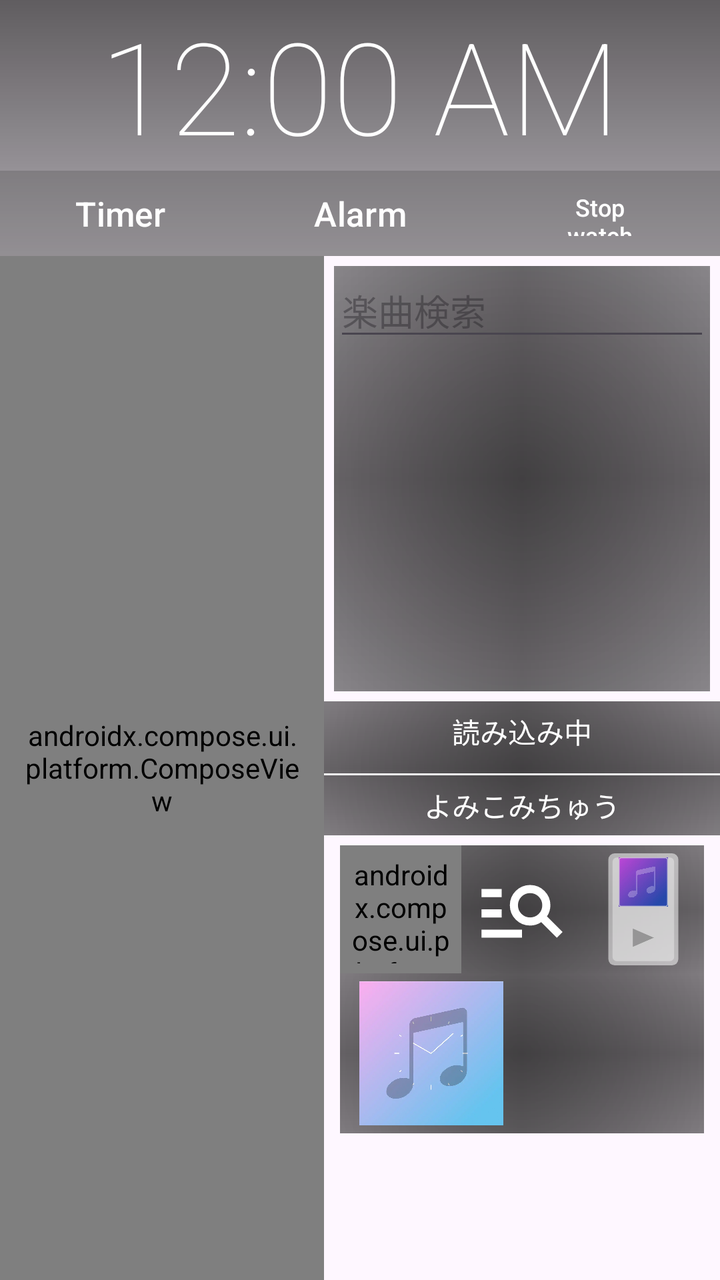
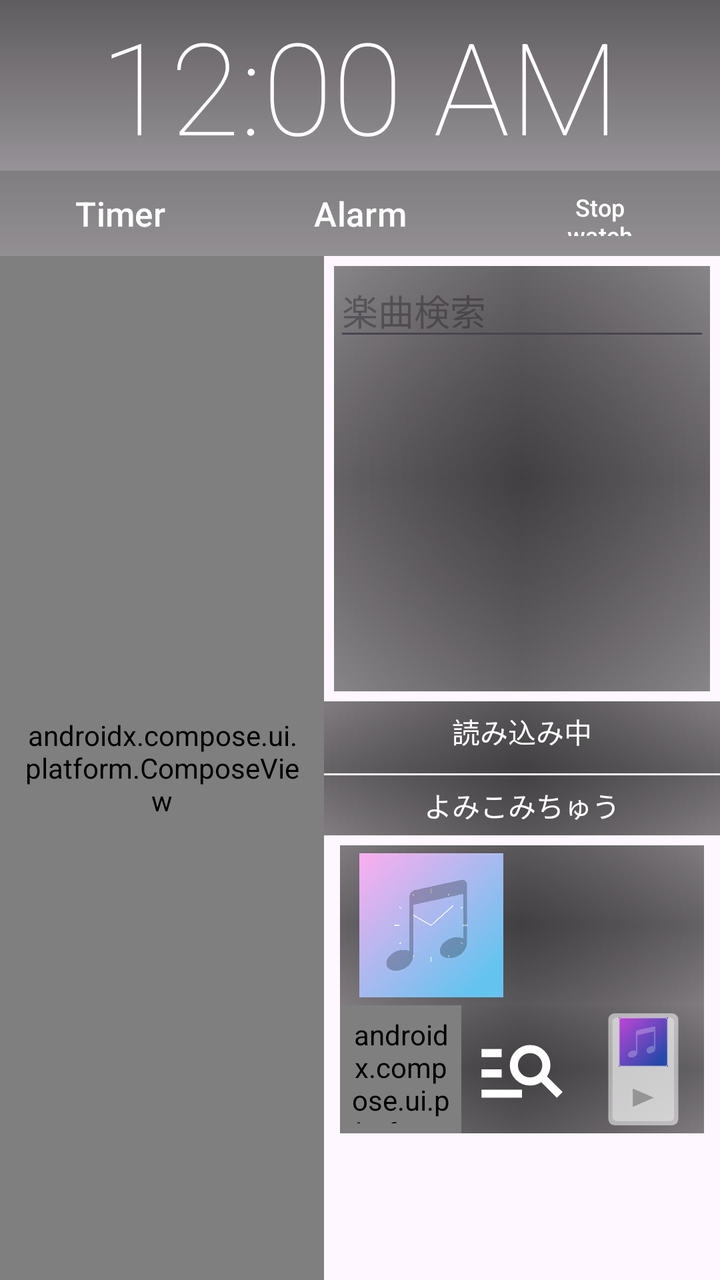

Two renders of the same Android screen: before a commit and after it. Below are the layout's source before the change and the commit's diff.
<!-- AndroidManifest.xml: application theme Theme.SenseMusicClock -->
<!-- res/layout/activity_main.xml -->
<?xml version="1.0" encoding="utf-8"?>
<androidx.constraintlayout.widget.ConstraintLayout xmlns:android="http://schemas.android.com/apk/res/android"
    xmlns:app="http://schemas.android.com/apk/res-auto"
    xmlns:tools="http://schemas.android.com/tools"
    android:id="@+id/main"

    android:layout_width="match_parent"
    android:layout_height="match_parent"

    android:clipChildren="true"
    android:clipToPadding="true"
    tools:context=".ui.MainActivity">

    <androidx.constraintlayout.widget.Guideline
        android:id="@+id/guideline5"
        android:layout_width="wrap_content"
        android:layout_height="wrap_content"
        android:orientation="horizontal"
        app:layout_constraintGuide_percent="0.2" />

    <ImageView
        android:id="@+id/bgImageView"
        android:layout_width="match_parent"
        android:layout_height="match_parent"
        android:scaleType="centerCrop" />


    <androidx.compose.ui.platform.ComposeView
        android:id="@+id/jackets"
        android:layout_width="0dp"
        android:layout_height="0dp"
        android:background="@drawable/gradient1"
        android:paddingStart="12dp"
        android:paddingEnd="12dp"
        app:layout_constraintBottom_toBottomOf="parent"
        app:layout_constraintEnd_toStartOf="@+id/linearLayout5"
        app:layout_constraintStart_toStartOf="parent"
        app:layout_constraintTop_toBottomOf="@+id/linearLayout2" />


    <LinearLayout
        android:id="@+id/linearLayout2"
        android:layout_width="match_parent"
        android:layout_height="0dp"
        android:background="@drawable/gradient3"

        android:minHeight="300dp"
        android:orientation="vertical"
        app:layout_constraintBottom_toTopOf="@id/guideline5"
        app:layout_constraintTop_toTopOf="parent"
        tools:layout_editor_absoluteX="1dp">

        <TextClock
            android:id="@+id/textClock"
            android:layout_width="match_parent"
            android:layout_height="0dp"
            android:layout_weight="2"
            android:autoSizeTextType="uniform"

            android:fontFamily="sans-serif-thin"
            android:gravity="center"
            android:maxLines="1"
            android:textColor="@color/white"
            app:backgroundTint="@null"

            />

        <LinearLayout
            android:id="@+id/linearLayout"
            android:layout_width="match_parent"
            android:layout_height="0dp"
            android:layout_weight="1"
            android:orientation="horizontal"
            app:layout_constraintTop_toBottomOf="@+id/textClock2"
            tools:layout_editor_absoluteX="0dp">

            <Button
                android:id="@+id/TimerButton"
                android:layout_width="0dp"
                android:layout_height="match_parent"
                android:layout_weight="1"
                android:autoSizeTextType="uniform"
                android:background="@drawable/rectanglebutton"
                android:maxLines="1"

                android:text="@string/timer_button_label"

                android:textColor="@color/white"
                app:backgroundTint="@null" />

            <Button
                android:id="@+id/alarmButton"
                android:layout_width="0dp"
                android:layout_height="match_parent"
                android:layout_weight="1"
                android:autoSizeTextType="uniform"
                android:background="@drawable/rectanglebutton"
                android:maxLines="1"
                android:text="@string/alarm_button_label"
                android:textColor="@color/white"
                app:backgroundTint="@null" />


            <Button
                android:id="@+id/stopWatchBtn"
                android:layout_width="0dp"
                android:layout_height="match_parent"
                android:layout_weight="1"
                android:autoSizeTextType="uniform"
                android:background="@drawable/rectanglebutton"
                android:maxLines="2"
                android:text="@string/stop_watch_button_label"
                android:textColor="@color/white"
                app:backgroundTint="@null" />
        </LinearLayout>

    </LinearLayout>


    <androidx.constraintlayout.widget.ConstraintLayout
        android:id="@+id/linearLayout5"
        android:layout_width="0dp"
        android:layout_height="wrap_content"


        android:background="@drawable/gradient1"
        android:clipChildren="true"
        android:clipToPadding="true"
        app:layout_constraintBottom_toBottomOf="parent"
        app:layout_constraintEnd_toEndOf="parent"
        app:layout_constraintTop_toBottomOf="@+id/linearLayout2"


        app:layout_constraintWidth_percent="0.55">

        <FrameLayout
            android:id="@+id/titleContainer"
            android:layout_width="0dp"
            android:layout_height="30dp"
            android:clipChildren="true"
            android:clipToPadding="true"
            app:layout_constraintEnd_toEndOf="parent"
            app:layout_constraintStart_toStartOf="parent"
            app:layout_constraintTop_toTopOf="parent">

            <TextView
                android:id="@+id/TitleView"
                android:layout_width="match_parent"
                android:layout_height="wrap_content"
                android:layout_gravity="center"
                android:ellipsize="marquee"
                android:focusable="true"
                android:focusableInTouchMode="true"
                android:gravity="center"
                android:includeFontPadding="false"
                android:marqueeRepeatLimit="marquee_forever"
                android:maxLines="1"
                android:singleLine="true"
                android:text="読み込み中"
                android:textColor="@color/white" />

        </FrameLayout>

        <View
            android:id="@+id/titleDivider"
            android:layout_width="0dp"
            android:layout_height="1dp"
            android:layout_marginTop="6dp"
            android:alpha="0.95"
            android:background="#FFFFFF"
            app:layout_constraintEnd_toEndOf="parent"
            app:layout_constraintStart_toStartOf="parent"
            app:layout_constraintTop_toBottomOf="@id/titleContainer" />

        <FrameLayout
            android:id="@+id/etcContainer"
            android:layout_width="0dp"
            android:layout_height="30dp"
            android:clipChildren="true"
            android:clipToPadding="true"
            app:layout_constraintEnd_toEndOf="parent"
            app:layout_constraintStart_toStartOf="parent"
            app:layout_constraintTop_toBottomOf="@id/titleDivider">

            <TextView
                android:id="@+id/MusicEtcView"
                android:layout_width="match_parent"
                android:layout_height="wrap_content"
                android:layout_gravity="center"
                android:ellipsize="marquee"
                android:focusable="true"
                android:focusableInTouchMode="true"
                android:gravity="center"
                android:includeFontPadding="false"
                android:marqueeRepeatLimit="marquee_forever"
                android:maxLines="1"
                android:singleLine="true"
                android:text="よみこみちゅう"
                android:textColor="@color/white" />

        </FrameLayout>

    </androidx.constraintlayout.widget.ConstraintLayout>

    

    <FrameLayout
        android:id="@+id/loadingOverlay"
        android:layout_width="match_parent"
        android:layout_height="match_parent"
        android:background="@android:color/transparent"
        android:clickable="true"
        android:elevation="32dp"
        android:focusable="true"
        android:translationZ="32dp"
        android:visibility="gone">

        <LinearLayout
            android:layout_width="wrap_content"
            android:layout_height="wrap_content"
            android:layout_gravity="center"
            android:background="@android:color/transparent"
            android:gravity="center_horizontal"
            android:orientation="vertical"

            android:padding="8dp">

            <ProgressBar
                android:id="@+id/nowLoadingBar"
                style="?android:attr/progressBarStyleLarge"
                android:layout_width="56dp"
                android:layout_height="56dp"
                android:indeterminate="true"
                android:indeterminateTint="@color/teal_200" />

            <TextView
                android:id="@+id/nowLoadingTextView"
                android:layout_width="wrap_content"
                android:layout_height="wrap_content"
                android:layout_marginTop="8dp"
                android:background="@color/black_overlay"
                android:paddingLeft="10dp"
                android:paddingTop="6dp"
                android:paddingRight="10dp"
                android:paddingBottom="6dp"
                android:text="読み込み中"
                android:textColor="@color/white"
                android:textSize="14sp" />

        </LinearLayout>
    </FrameLayout>

    <LinearLayout
        android:id="@+id/linearLayout9"
        android:layout_width="0dp"
        android:layout_height="?attr/actionBarSize"
        android:layout_marginHorizontal="8dp"
        android:layout_marginTop="5dp"
        android:background="@drawable/gradient1"
        android:orientation="horizontal"
        app:layout_constraintEnd_toEndOf="parent"
        app:layout_constraintStart_toEndOf="@+id/jackets"
        app:layout_constraintTop_toBottomOf="@+id/linearLayout5">


        <androidx.compose.ui.platform.ComposeView
            android:id="@+id/SettingsButton"
            android:layout_width="0dp"
            android:layout_height="match_parent"
            android:layout_weight="1"
            android:padding="5dp"
            app:layout_constraintBottom_toBottomOf="parent"
            app:layout_constraintStart_toStartOf="parent" />
        <ImageButton
            android:id="@+id/GoSearchButton"
            android:layout_width="0dp"
            android:layout_height="match_parent"
            android:layout_weight="1"
            android:background="@null"
            android:padding="6dp"
            android:scaleType="fitCenter"
            android:src="@drawable/outline_manage_search_24" />


        <ImageButton
            android:id="@+id/GotoStandardPlayerButton"
            android:layout_width="0dp"
            android:layout_height="match_parent"
            android:layout_weight="1"
            android:background="@null"
            android:padding="4dp"
            android:scaleType="fitCenter"
            android:src="@drawable/oblong_standard_player_icon"
            app:layout_constraintDimensionRatio="1:1"

            />
    </LinearLayout>

    <LinearLayout
        android:id="@+id/linearLayout10"
        android:layout_width="0dp"
        android:layout_height="0dp"
        android:layout_margin="5dp"
        android:background="@drawable/gradient1"
        android:orientation="vertical"
        app:layout_constraintBottom_toTopOf="@+id/linearLayout5"
        app:layout_constraintEnd_toEndOf="parent"
        app:layout_constraintStart_toStartOf="@+id/linearLayout5"
        app:layout_constraintTop_toBottomOf="@+id/linearLayout2">

        <LinearLayout
            android:layout_width="match_parent"
            android:layout_height="0dp"
            android:layout_weight="1"
            android:orientation="horizontal">


            <EditText

                android:id="@+id/search_keyword_input"
                android:layout_width="0dp"
                android:layout_height="match_parent"
                android:layout_weight="4"

                android:autoSizeTextType="uniform"
                android:hint="楽曲検索"
                android:maxLines="1"
                android:textColor="@color/white" />
        </LinearLayout>

        <androidx.recyclerview.widget.RecyclerView
            android:id="@+id/SearchResultView"
            android:layout_width="match_parent"
            android:layout_height="0dp"
            android:layout_weight="4"
            tools:layout_editor_absoluteX="201dp"
            tools:layout_editor_absoluteY="257dp" />
    </LinearLayout>

    <LinearLayout
        android:layout_width="0dp"
        android:layout_height="80dp"
        android:background="@drawable/gradient1"
        app:layout_constraintEnd_toEndOf="@+id/linearLayout9"
        app:layout_constraintStart_toStartOf="@+id/linearLayout9"
        app:layout_constraintTop_toBottomOf="@+id/linearLayout9">




        <ImageButton
            android:id="@+id/currentAlbumArt"
            android:layout_width="0dp"
            android:layout_height="match_parent"

            android:layout_weight="1"


            android:background="@null"

            android:padding="4dp"
            android:scaleType="fitCenter"
            android:src="@drawable/default_album_art" />
        <ImageButton
            android:id="@+id/playPauseButton"
            android:layout_width="0dp"
            android:layout_height="match_parent"
            android:layout_weight="1"
            android:background="?attr/selectableItemBackgroundBorderless"
            android:backgroundTint="@null"
            android:scaleType="fitCenter"
            app:layout_constraintBottom_toBottomOf="@+id/SettingsButton"
            app:layout_constraintEnd_toEndOf="@+id/linearLayout9"
            app:layout_constraintStart_toStartOf="@+id/linearLayout9"
            app:layout_constraintTop_toBottomOf="@+id/linearLayout9" />

    </LinearLayout>

    <TextView
        android:id="@+id/sleepTimerTextView"
        android:layout_width="0dp"
        android:layout_height="wrap_content"
        android:autoSizeTextType="uniform"
        android:background="@drawable/gradient4"
        android:gravity="center"
        android:textColor="@color/white"
        android:visibility="gone"
        app:layout_constraintBottom_toTopOf="@+id/linearLayout9"
        app:layout_constraintEnd_toEndOf="@+id/linearLayout9"
        app:layout_constraintStart_toStartOf="@+id/linearLayout9" />


</androidx.constraintlayout.widget.ConstraintLayout>
<!-- resources referenced by this layout -->
<resources>
  <color name="black_overlay">#66000000</color>
  <color name="teal_200">#FF03DAC5</color>
  <color name="white">#FFFFFFFF</color>
  <!-- drawable gradient1 (drawable) -->
  <layer-list xmlns:android="http://schemas.android.com/apk/res/android">
  
      
      <item>
          <shape android:shape="rectangle">
              <gradient
                  android:centerColor="#66000000"
                  android:centerX="50%"
                  android:centerY="50%"
                  android:endColor="#00000000"
                  android:gradientRadius="400dp"
                  android:startColor="#99000000"
                  android:type="radial" />
          </shape>
      </item>
  
      
      <item>
          <shape android:shape="rectangle">
              <gradient
                  android:angle="270"
                  android:centerColor="#33000000"
                  android:endColor="#00000000"
                  android:startColor="#00000000"
                  android:type="linear" />
          </shape>
      </item>
  
      
      <item>
          <shape android:shape="rectangle">
              <gradient
                  android:angle="0"
                  android:centerColor="#33000000"
                  android:endColor="#00000000"
                  android:startColor="#00000000"
                  android:type="linear" />
          </shape>
      </item>
  
  </layer-list>
  <!-- drawable gradient3 (drawable) -->
  <?xml version="1.0" encoding="utf-8"?>
  <shape xmlns:android="http://schemas.android.com/apk/res/android">
      <gradient
          android:angle="90"
          android:endColor="#9F000000"
          android:startColor="#4D000000" />
  </shape>
  <!-- drawable gradient4 (drawable) -->
  <?xml version="1.0" encoding="utf-8"?>
  <shape xmlns:android="http://schemas.android.com/apk/res/android">
      <gradient
          android:angle="90"
          android:endColor="#9F4D4D4D"
          android:startColor="#4D000000" />
  </shape>
  <!-- drawable outline_manage_search_24 (drawable) -->
  <vector xmlns:android="http://schemas.android.com/apk/res/android"
      android:width="24dp"
      android:height="24dp"
      android:autoMirrored="true"
      android:tint="#FFFFFF"
      android:viewportWidth="960"
      android:viewportHeight="960">
  
      <path
          android:fillColor="@android:color/white"
          android:pathData="M80,760L80,680L480,680L480,760L80,760ZM80,560L80,480L280,480L280,560L80,560ZM80,360L80,280L280,280L280,360L80,360ZM824,760L670,606Q646,623 617.5,631.5Q589,640 560,640Q477,640 418.5,581.5Q360,523 360,440Q360,357 418.5,298.5Q477,240 560,240Q643,240 701.5,298.5Q760,357 760,440Q760,469 751.5,497.5Q743,526 726,550L880,704L824,760ZM560,560Q610,560 645,525Q680,490 680,440Q680,390 645,355Q610,320 560,320Q510,320 475,355Q440,390 440,440Q440,490 475,525Q510,560 560,560Z" />
  
  </vector>
  <!-- drawable rectanglebutton (drawable) -->
  <?xml version="1.0" encoding="utf-8"?>
  <shape xmlns:android="http://schemas.android.com/apk/res/android"
      android:shape="rectangle">
  
      
      <solid android:color="@color/grey" />
  
      
      <corners android:radius="0dp" />
  
  
  </shape>
  <string name="alarm_button_label">Alarm</string>
  <string name="stop_watch_button_label">Stop\nwatch</string>
  <string name="timer_button_label">Timer</string>
  <style name="Theme.SenseMusicClock" parent="Base.Theme.SenseMusicClock" />
  <!-- drawable triangle_right_semi (drawable) -->
  <?xml version="1.0" encoding="utf-8"?>
  <vector xmlns:android="http://schemas.android.com/apk/res/android"
      android:width="28dp"
      android:height="18dp"
      android:viewportWidth="24"
      android:viewportHeight="24">
  
      
      <path
          android:fillColor="#CC888888"
          android:pathData="M6,4 L6,20 L18,12 Z" />
  </vector>
  <color name="grey">#4D4D4D4D</color>
  <style name="Base.Theme.SenseMusicClock" parent="Theme.Material3.DayNight.NoActionBar">
  
      </style>
  <!-- unchanged entries left out for length: 3 -->
</resources>

<!-- the commit's change to res/layout/activity_main.xml (unified diff, before → after) -->
@@ -254,13 +254,13 @@
         android:id="@+id/linearLayout9"
         android:layout_width="0dp"
         android:layout_height="?attr/actionBarSize"
-        android:layout_marginHorizontal="8dp"
-        android:layout_marginTop="5dp"
+
+
         android:background="@drawable/gradient1"
         android:orientation="horizontal"
-        app:layout_constraintEnd_toEndOf="parent"
-        app:layout_constraintStart_toEndOf="@+id/jackets"
-        app:layout_constraintTop_toBottomOf="@+id/linearLayout5">
+        app:layout_constraintEnd_toEndOf="@+id/linearLayout11"
+        app:layout_constraintStart_toStartOf="@+id/linearLayout11"
+        app:layout_constraintTop_toBottomOf="@+id/linearLayout11">
 
 
         <androidx.compose.ui.platform.ComposeView
@@ -271,6 +271,7 @@
             android:padding="5dp"
             app:layout_constraintBottom_toBottomOf="parent"
             app:layout_constraintStart_toStartOf="parent" />
+
         <ImageButton
             android:id="@+id/GoSearchButton"
             android:layout_width="0dp"
@@ -338,12 +339,16 @@
     </LinearLayout>
 
     <LinearLayout
+        android:id="@+id/linearLayout11"
         android:layout_width="0dp"
         android:layout_height="80dp"
         android:background="@drawable/gradient1"
-        app:layout_constraintEnd_toEndOf="@+id/linearLayout9"
-        app:layout_constraintStart_toStartOf="@+id/linearLayout9"
-        app:layout_constraintTop_toBottomOf="@+id/linearLayout9">
+        android:layout_marginTop="5dp"
+        android:layout_marginHorizontal="8dp"
+        app:layout_constraintEnd_toEndOf="parent"
+        app:layout_constraintStart_toEndOf="@+id/jackets"
+        app:layout_constraintTop_toBottomOf="@+id/linearLayout5"
+   >
 
 
 
@@ -385,7 +390,7 @@
         android:gravity="center"
         android:textColor="@color/white"
         android:visibility="gone"
-        app:layout_constraintBottom_toTopOf="@+id/linearLayout9"
+        app:layout_constraintTop_toBottomOf="@+id/linearLayout9"
         app:layout_constraintEnd_toEndOf="@+id/linearLayout9"
         app:layout_constraintStart_toStartOf="@+id/linearLayout9" />
 
